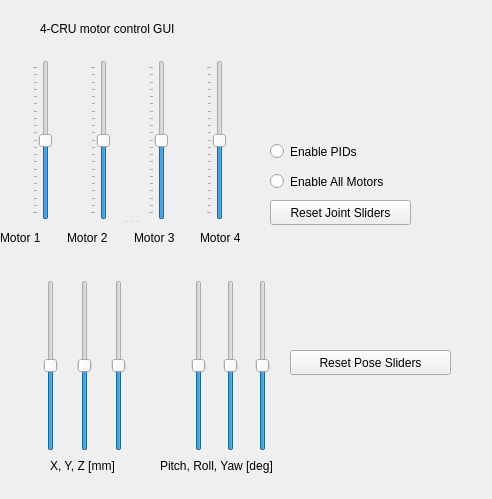
The window that src/rqt_robot_ctrl_gui/resource/4-CRU_gui.ui (ROAR-Lab-Spine/4-CRU_mechanism_ws) describes before a commit, drawn with Qt 5.
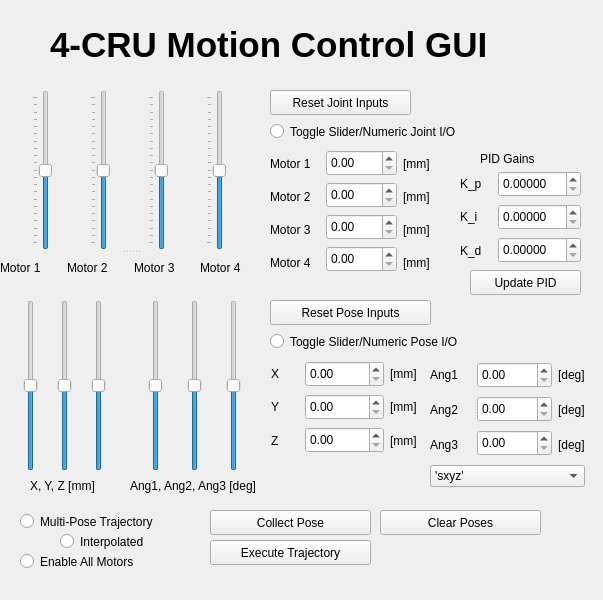
The same window after the commit.

Commit message: after video shooting 11/12/2019 + major GUI update

What changed in the file:
```diff
--- a/src/rqt_robot_ctrl_gui/resource/4-CRU_gui.ui
+++ b/src/rqt_robot_ctrl_gui/resource/4-CRU_gui.ui
@@ -6,8 +6,8 @@
    <rect>
     <x>0</x>
     <y>0</y>
-    <width>492</width>
-    <height>499</height>
+    <width>603</width>
+    <height>600</height>
    </rect>
   </property>
   <property name="windowTitle">
@@ -16,21 +16,21 @@
   <widget class="QLabel" name="label_5">
    <property name="geometry">
     <rect>
-     <x>40</x>
+     <x>50</x>
      <y>20</y>
-     <width>181</width>
-     <height>17</height>
+     <width>451</width>
+     <height>51</height>
     </rect>
    </property>
    <property name="text">
-    <string>4-CRU motor control GUI</string>
+    <string>&lt;html&gt;&lt;head/&gt;&lt;body&gt;&lt;p&gt;&lt;span style=&quot; font-size:26pt; font-weight:600;&quot;&gt;4-CRU Motion Control GUI&lt;/span&gt;&lt;/p&gt;&lt;/body&gt;&lt;/html&gt;</string>
    </property>
   </widget>
   <widget class="QSplitter" name="splitter">
    <property name="geometry">
     <rect>
      <x>0</x>
-     <y>60</y>
+     <y>90</y>
      <width>261</width>
      <height>191</height>
     </rect>
@@ -139,27 +139,11 @@
     </layout>
    </widget>
   </widget>
-  <widget class="QRadioButton" name="radioButton_1">
-   <property name="geometry">
-    <rect>
-     <x>270</x>
-     <y>140</y>
-     <width>213</width>
-     <height>23</height>
-    </rect>
-   </property>
-   <property name="text">
-    <string>Enable PIDs</string>
-   </property>
-   <property name="autoExclusive">
-    <bool>false</bool>
-   </property>
-  </widget>
   <widget class="QRadioButton" name="radioButton_2">
    <property name="geometry">
     <rect>
-     <x>270</x>
-     <y>170</y>
+     <x>20</x>
+     <y>550</y>
      <width>213</width>
      <height>23</height>
     </rect>
@@ -174,8 +158,8 @@
   <widget class="QLabel" name="label_6">
    <property name="geometry">
     <rect>
-     <x>50</x>
-     <y>450</y>
+     <x>30</x>
+     <y>470</y>
      <width>81</width>
      <height>32</height>
     </rect>
@@ -187,21 +171,21 @@
   <widget class="QLabel" name="label_7">
    <property name="geometry">
     <rect>
-     <x>160</x>
-     <y>450</y>
-     <width>151</width>
+     <x>130</x>
+     <y>470</y>
+     <width>161</width>
      <height>32</height>
     </rect>
    </property>
    <property name="text">
-    <string>Pitch, Roll, Yaw [deg]</string>
+    <string>Ang1, Ang2, Ang3 [deg]</string>
    </property>
   </widget>
   <widget class="QWidget" name="layoutWidget">
    <property name="geometry">
     <rect>
-     <x>30</x>
-     <y>280</y>
+     <x>10</x>
+     <y>300</y>
      <width>111</width>
      <height>171</height>
     </rect>
@@ -254,9 +238,9 @@
   <widget class="QWidget" name="layoutWidget">
    <property name="geometry">
     <rect>
-     <x>180</x>
-     <y>280</y>
-     <width>101</width>
+     <x>130</x>
+     <y>300</y>
+     <width>131</width>
      <height>171</height>
     </rect>
    </property>
@@ -306,26 +290,597 @@
    <property name="geometry">
     <rect>
      <x>270</x>
-     <y>200</y>
+     <y>90</y>
      <width>141</width>
      <height>25</height>
     </rect>
    </property>
    <property name="text">
-    <string>Reset Joint Sliders</string>
+    <string>Reset Joint Inputs</string>
    </property>
   </widget>
   <widget class="QPushButton" name="pushButton_2">
    <property name="geometry">
     <rect>
-     <x>290</x>
-     <y>350</y>
+     <x>270</x>
+     <y>300</y>
      <width>161</width>
      <height>25</height>
     </rect>
    </property>
    <property name="text">
-    <string>Reset Pose Sliders</string>
+    <string>Reset Pose Inputs</string>
+   </property>
+  </widget>
+  <widget class="QPushButton" name="pushButtonExecuteTraj">
+   <property name="geometry">
+    <rect>
+     <x>210</x>
+     <y>540</y>
+     <width>161</width>
+     <height>25</height>
+    </rect>
+   </property>
+   <property name="text">
+    <string>Execute Trajectory</string>
+   </property>
+  </widget>
+  <widget class="QRadioButton" name="radioButton_3">
+   <property name="geometry">
+    <rect>
+     <x>20</x>
+     <y>510</y>
+     <width>181</width>
+     <height>23</height>
+    </rect>
+   </property>
+   <property name="text">
+    <string>Multi-Pose Trajectory</string>
+   </property>
+   <property name="autoExclusive">
+    <bool>false</bool>
+   </property>
+  </widget>
+  <widget class="QRadioButton" name="radioButton_4">
+   <property name="geometry">
+    <rect>
+     <x>270</x>
+     <y>120</y>
+     <width>311</width>
+     <height>23</height>
+    </rect>
+   </property>
+   <property name="text">
+    <string>Toggle Slider/Numeric Joint I/O</string>
+   </property>
+   <property name="autoExclusive">
+    <bool>false</bool>
+   </property>
+  </widget>
+  <widget class="QPushButton" name="pushButton_3">
+   <property name="geometry">
+    <rect>
+     <x>210</x>
+     <y>510</y>
+     <width>161</width>
+     <height>25</height>
+    </rect>
+   </property>
+   <property name="text">
+    <string>Collect Pose</string>
+   </property>
+  </widget>
+  <widget class="QPushButton" name="pushButton_4">
+   <property name="geometry">
+    <rect>
+     <x>380</x>
+     <y>510</y>
+     <width>161</width>
+     <height>25</height>
+    </rect>
+   </property>
+   <property name="text">
+    <string>Clear Poses</string>
+   </property>
+  </widget>
+  <widget class="QRadioButton" name="radioButton_5">
+   <property name="geometry">
+    <rect>
+     <x>270</x>
+     <y>330</y>
+     <width>261</width>
+     <height>23</height>
+    </rect>
+   </property>
+   <property name="text">
+    <string>Toggle Slider/Numeric Pose I/O</string>
+   </property>
+   <property name="autoExclusive">
+    <bool>false</bool>
+   </property>
+  </widget>
+  <widget class="QLabel" name="label_31">
+   <property name="geometry">
+    <rect>
+     <x>480</x>
+     <y>150</y>
+     <width>67</width>
+     <height>17</height>
+    </rect>
+   </property>
+   <property name="text">
+    <string>PID Gains</string>
+   </property>
+  </widget>
+  <widget class="QRadioButton" name="radioButton_6">
+   <property name="geometry">
+    <rect>
+     <x>60</x>
+     <y>530</y>
+     <width>131</width>
+     <height>23</height>
+    </rect>
+   </property>
+   <property name="text">
+    <string>Interpolated</string>
+   </property>
+   <property name="autoExclusive">
+    <bool>false</bool>
+   </property>
+  </widget>
+  <widget class="QWidget" name="layoutWidget">
+   <property name="geometry">
+    <rect>
+     <x>430</x>
+     <y>360</y>
+     <width>155</width>
+     <height>127</height>
+    </rect>
+   </property>
+   <layout class="QVBoxLayout" name="verticalLayout_3">
+    <item>
+     <layout class="QHBoxLayout" name="horizontalLayout_6">
+      <item>
+       <widget class="QSplitter" name="splitter_2">
+        <property name="orientation">
+         <enum>Qt::Horizontal</enum>
+        </property>
+        <widget class="QWidget" name="layoutWidget">
+         <layout class="QVBoxLayout" name="verticalLayout">
+          <item>
+           <widget class="QLabel" name="label_11">
+            <property name="minimumSize">
+             <size>
+              <width>36</width>
+              <height>26</height>
+             </size>
+            </property>
+            <property name="text">
+             <string>Ang1</string>
+            </property>
+           </widget>
+          </item>
+          <item>
+           <widget class="QLabel" name="label_12">
+            <property name="minimumSize">
+             <size>
+              <width>36</width>
+              <height>26</height>
+             </size>
+            </property>
+            <property name="text">
+             <string>Ang2</string>
+            </property>
+           </widget>
+          </item>
+          <item>
+           <widget class="QLabel" name="label_13">
+            <property name="minimumSize">
+             <size>
+              <width>36</width>
+              <height>26</height>
+             </size>
+            </property>
+            <property name="text">
+             <string>Ang3</string>
+            </property>
+           </widget>
+          </item>
+         </layout>
+        </widget>
+        <widget class="QWidget" name="layoutWidget">
+         <layout class="QVBoxLayout" name="verticalLayout_2">
+          <item>
+           <widget class="QDoubleSpinBox" name="doubleSpinBox_7">
+            <property name="minimumSize">
+             <size>
+              <width>63</width>
+              <height>26</height>
+             </size>
+            </property>
+           </widget>
+          </item>
+          <item>
+           <widget class="QDoubleSpinBox" name="doubleSpinBox_5">
+            <property name="minimumSize">
+             <size>
+              <width>63</width>
+              <height>26</height>
+             </size>
+            </property>
+           </widget>
+          </item>
+          <item>
+           <widget class="QDoubleSpinBox" name="doubleSpinBox_6">
+            <property name="minimumSize">
+             <size>
+              <width>63</width>
+              <height>26</height>
+             </size>
+            </property>
+           </widget>
+          </item>
+         </layout>
+        </widget>
+       </widget>
+      </item>
+      <item>
+       <layout class="QVBoxLayout" name="verticalLayout_8">
+        <item>
+         <widget class="QLabel" name="label_20">
+          <property name="text">
+           <string>[deg]</string>
+          </property>
+         </widget>
+        </item>
+        <item>
+         <widget class="QLabel" name="label_21">
+          <property name="text">
+           <string>[deg]</string>
+          </property>
+         </widget>
+        </item>
+        <item>
+         <widget class="QLabel" name="label_22">
+          <property name="text">
+           <string>[deg]</string>
+          </property>
+         </widget>
+        </item>
+       </layout>
+      </item>
+     </layout>
+    </item>
+    <item>
+     <widget class="QComboBox" name="comboBox">
+      <item>
+       <property name="text">
+        <string>'sxyz'</string>
+       </property>
+      </item>
+     </widget>
+    </item>
+   </layout>
+  </widget>
+  <widget class="QWidget" name="layoutWidget">
+   <property name="geometry">
+    <rect>
+     <x>270</x>
+     <y>150</y>
+     <width>182</width>
+     <height>126</height>
+    </rect>
+   </property>
+   <layout class="QHBoxLayout" name="horizontalLayout_7">
+    <item>
+     <layout class="QVBoxLayout" name="verticalLayout_11">
+      <item>
+       <widget class="QLabel" name="label_27">
+        <property name="text">
+         <string>Motor 1</string>
+        </property>
+       </widget>
+      </item>
+      <item>
+       <widget class="QLabel" name="label_28">
+        <property name="text">
+         <string>Motor 2</string>
+        </property>
+       </widget>
+      </item>
+      <item>
+       <widget class="QLabel" name="label_29">
+        <property name="text">
+         <string>Motor 3</string>
+        </property>
+       </widget>
+      </item>
+      <item>
+       <widget class="QLabel" name="label_30">
+        <property name="text">
+         <string>Motor 4</string>
+        </property>
+       </widget>
+      </item>
+     </layout>
+    </item>
+    <item>
+     <layout class="QVBoxLayout" name="verticalLayout_10">
+      <item>
+       <widget class="QDoubleSpinBox" name="doubleSpinBox_8">
+        <property name="minimumSize">
+         <size>
+          <width>71</width>
+          <height>26</height>
+         </size>
+        </property>
+        <property name="maximum">
+         <double>200.000000000000000</double>
+        </property>
+       </widget>
+      </item>
+      <item>
+       <widget class="QDoubleSpinBox" name="doubleSpinBox_3">
+        <property name="minimumSize">
+         <size>
+          <width>71</width>
+          <height>26</height>
+         </size>
+        </property>
+        <property name="maximum">
+         <double>200.000000000000000</double>
+        </property>
+       </widget>
+      </item>
+      <item>
+       <widget class="QDoubleSpinBox" name="doubleSpinBox_9">
+        <property name="minimumSize">
+         <size>
+          <width>71</width>
+          <height>26</height>
+         </size>
+        </property>
+        <property name="maximum">
+         <double>200.000000000000000</double>
+        </property>
+       </widget>
+      </item>
+      <item>
+       <widget class="QDoubleSpinBox" name="doubleSpinBox_10">
+        <property name="minimumSize">
+         <size>
+          <width>71</width>
+          <height>26</height>
+         </size>
+        </property>
+        <property name="maximum">
+         <double>200.000000000000000</double>
+        </property>
+       </widget>
+      </item>
+     </layout>
+    </item>
+    <item>
+     <layout class="QVBoxLayout" name="verticalLayout_9">
+      <item>
+       <widget class="QLabel" name="label_23">
+        <property name="text">
+         <string>[mm]</string>
+        </property>
+       </widget>
+      </item>
+      <item>
+       <widget class="QLabel" name="label_24">
+        <property name="text">
+         <string>[mm]</string>
+        </property>
+       </widget>
+      </item>
+      <item>
+       <widget class="QLabel" name="label_26">
+        <property name="text">
+         <string>[mm]</string>
+        </property>
+       </widget>
+      </item>
+      <item>
+       <widget class="QLabel" name="label_25">
+        <property name="text">
+         <string>[mm]</string>
+        </property>
+       </widget>
+      </item>
+     </layout>
+    </item>
+   </layout>
+  </widget>
+  <widget class="QWidget" name="layoutWidget">
+   <property name="geometry">
+    <rect>
+     <x>271</x>
+     <y>360</y>
+     <width>146</width>
+     <height>94</height>
+    </rect>
+   </property>
+   <layout class="QHBoxLayout" name="horizontalLayout_5">
+    <item>
+     <layout class="QVBoxLayout" name="verticalLayout_5">
+      <item>
+       <widget class="QLabel" name="label_8">
+        <property name="text">
+         <string>X</string>
+        </property>
+       </widget>
+      </item>
+      <item>
+       <widget class="QLabel" name="label_9">
+        <property name="text">
+         <string>Y</string>
+        </property>
+       </widget>
+      </item>
+      <item>
+       <widget class="QLabel" name="label_10">
+        <property name="text">
+         <string>Z</string>
+        </property>
+       </widget>
+      </item>
+     </layout>
+    </item>
+    <item>
+     <layout class="QVBoxLayout" name="verticalLayout_4">
+      <item>
+       <widget class="QDoubleSpinBox" name="doubleSpinBox_2">
+        <property name="minimumSize">
+         <size>
+          <width>79</width>
+          <height>26</height>
+         </size>
+        </property>
+       </widget>
+      </item>
+      <item>
+       <widget class="QDoubleSpinBox" name="doubleSpinBox">
+        <property name="minimumSize">
+         <size>
+          <width>79</width>
+          <height>26</height>
+         </size>
+        </property>
+       </widget>
+      </item>
+      <item>
+       <widget class="QDoubleSpinBox" name="doubleSpinBox_4">
+        <property name="minimumSize">
+         <size>
+          <width>79</width>
+          <height>26</height>
+         </size>
+        </property>
+       </widget>
+      </item>
+     </layout>
+    </item>
+    <item>
+     <layout class="QVBoxLayout" name="verticalLayout_6">
+      <item>
+       <widget class="QLabel" name="label_14">
+        <property name="text">
+         <string>[mm]</string>
+        </property>
+       </widget>
+      </item>
+      <item>
+       <widget class="QLabel" name="label_15">
+        <property name="text">
+         <string>[mm]</string>
+        </property>
+       </widget>
+      </item>
+      <item>
+       <widget class="QLabel" name="label_16">
+        <property name="text">
+         <string>[mm]</string>
+        </property>
+       </widget>
+      </item>
+     </layout>
+    </item>
+   </layout>
+  </widget>
+  <widget class="QWidget" name="layoutWidget">
+   <property name="geometry">
+    <rect>
+     <x>460</x>
+     <y>170</y>
+     <width>121</width>
+     <height>94</height>
+    </rect>
+   </property>
+   <layout class="QHBoxLayout" name="horizontalLayout_8">
+    <item>
+     <layout class="QVBoxLayout" name="verticalLayout_14">
+      <item>
+       <widget class="QLabel" name="label_32">
+        <property name="text">
+         <string>K_p</string>
+        </property>
+       </widget>
+      </item>
+      <item>
+       <widget class="QLabel" name="label_33">
+        <property name="text">
+         <string>K_i</string>
+        </property>
+       </widget>
+      </item>
+      <item>
+       <widget class="QLabel" name="label_34">
+        <property name="text">
+         <string>K_d</string>
+        </property>
+       </widget>
+      </item>
+     </layout>
+    </item>
+    <item>
+     <layout class="QVBoxLayout" name="verticalLayout_13">
+      <item>
+       <widget class="QDoubleSpinBox" name="doubleSpinBox_14">
+        <property name="minimumSize">
+         <size>
+          <width>83</width>
+          <height>26</height>
+         </size>
+        </property>
+        <property name="decimals">
+         <number>5</number>
+        </property>
+       </widget>
+      </item>
+      <item>
+       <widget class="QDoubleSpinBox" name="doubleSpinBox_15">
+        <property name="minimumSize">
+         <size>
+          <width>83</width>
+          <height>26</height>
+         </size>
+        </property>
+        <property name="decimals">
+         <number>5</number>
+        </property>
+       </widget>
+      </item>
+      <item>
+       <widget class="QDoubleSpinBox" name="doubleSpinBox_16">
+        <property name="minimumSize">
+         <size>
+          <width>83</width>
+          <height>26</height>
+         </size>
+        </property>
+        <property name="decimals">
+         <number>5</number>
+        </property>
+       </widget>
+      </item>
+     </layout>
+    </item>
+   </layout>
+  </widget>
+  <widget class="QPushButton" name="pushButton_5">
+   <property name="geometry">
+    <rect>
+     <x>470</x>
+     <y>270</y>
+     <width>111</width>
+     <height>25</height>
+    </rect>
+   </property>
+   <property name="text">
+    <string>Update PID</string>
    </property>
   </widget>
  </widget>
```
The commit also changes 3 other files.
